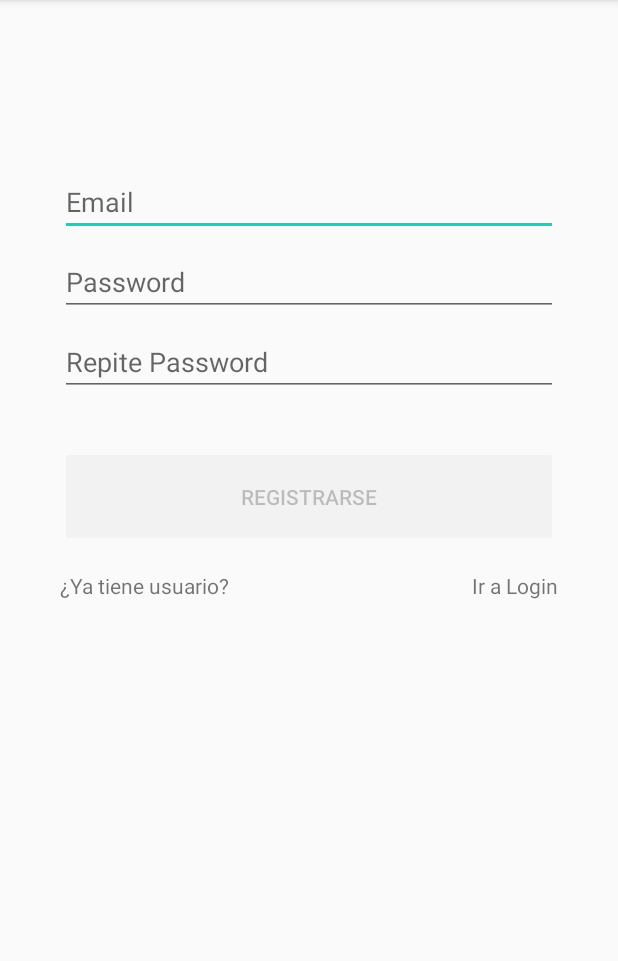
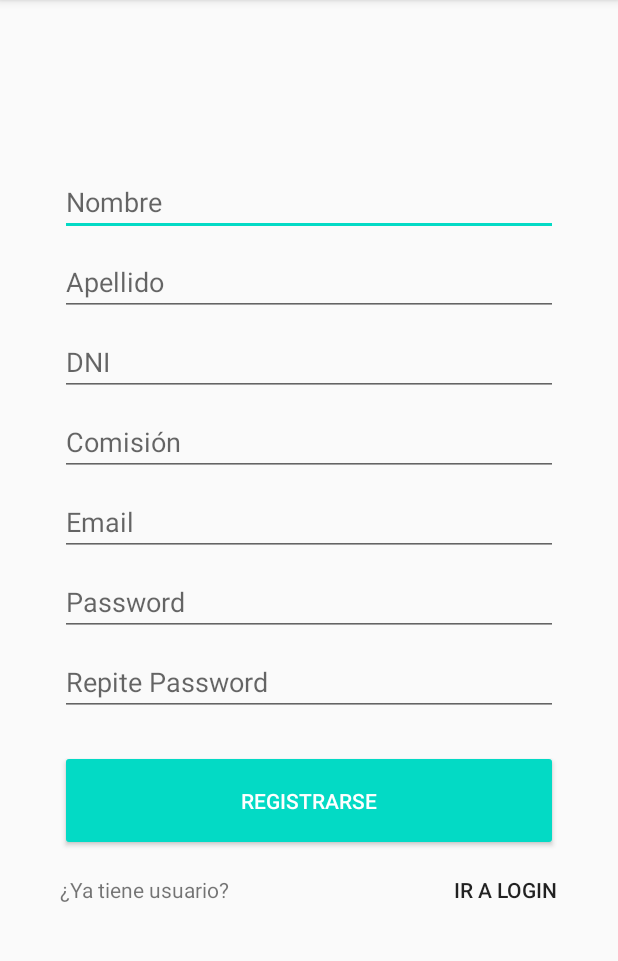
Before and after one commit to mcabre94/ea2-soa, an Android app: the RegisterActivity screen opened directly, with no data from a screen before it, on a phone screen of 412 x 824 dp, the part 84-1045 px from its top. Run offline under Robolectric (Android 15) with nearby library versions, the phone set to English and light mode, and no system bars.

Commit message:
changelog registro
se avanzo con la pantalla de registro

```diff
--- a/app/build.gradle
+++ b/app/build.gradle
@@ -31,7 +31,12 @@ dependencies {
     implementation 'androidx.annotation:annotation:1.1.0'
     implementation 'androidx.constraintlayout:constraintlayout:1.1.3'
     implementation 'androidx.lifecycle:lifecycle-extensions:2.0.0'
+    implementation 'com.android.volley:volley:1.1.1'
     testImplementation 'junit:junit:4.12'
     androidTestImplementation 'androidx.test.ext:junit:1.1.1'
     androidTestImplementation 'androidx.test.espresso:espresso-core:3.2.0'
+
+    // https://mvnrepository.com/artifact/javax.mail/mail
+    implementation group: 'javax.mail', name: 'mail', version: '1.4.1'
+
 }
--- a/app/src/main/AndroidManifest.xml
+++ b/app/src/main/AndroidManifest.xml
@@ -8,7 +8,10 @@
         android:label="@string/app_name"
         android:roundIcon="@mipmap/ic_launcher_round"
         android:supportsRtl="true"
-        android:theme="@style/AppTheme">
+        android:theme="@style/AppTheme"
+        android:usesCleartextTraffic="true">
+
+
         <activity android:name=".RegisterActivity"></activity>
         <activity android:name=".MainActivity"></activity>
         <activity
@@ -22,4 +25,5 @@
         </activity>
     </application>
 
+    <uses-permission android:name="android.permission.INTERNET" />
 </manifest>
--- a/app/src/main/res/layout/activity_login.xml
+++ b/app/src/main/res/layout/activity_login.xml
@@ -114,6 +114,7 @@
         android:layout_marginEnd="24dp"
         android:layout_marginRight="24dp"
         android:text="Registrarse"
+        android:textAppearance="@style/TextAppearance.AppCompat.Button"
         app:layout_constraintEnd_toEndOf="parent"
         app:layout_constraintTop_toBottomOf="@+id/login"
         android:onClick="goToRegisterActivity"
--- a/app/src/main/res/layout/activity_register.xml
+++ b/app/src/main/res/layout/activity_register.xml
@@ -13,11 +13,71 @@
     tools:context=".RegisterActivity">
 
     <EditText
+        android:id="@+id/nombre"
+        android:layout_width="0dp"
+        android:layout_height="wrap_content"
+        android:layout_marginStart="24dp"
+        android:layout_marginTop="96dp"
+        android:layout_marginEnd="24dp"
+
+        android:hint="@string/prompt_nombre"
+        android:inputType="text"
+        android:selectAllOnFocus="true"
+        app:layout_constraintEnd_toEndOf="parent"
+        app:layout_constraintStart_toStartOf="parent"
+        app:layout_constraintTop_toTopOf="parent" />
+
+    <EditText
+        android:id="@+id/apellido"
+        android:layout_width="0dp"
+        android:layout_height="wrap_content"
+        android:layout_marginStart="24dp"
+        android:layout_marginTop="8dp"
+        android:layout_marginEnd="24dp"
+
+        android:hint="@string/prompt_apellido"
+        android:inputType="text"
+        android:selectAllOnFocus="true"
+        app:layout_constraintEnd_toEndOf="parent"
+        app:layout_constraintStart_toStartOf="parent"
+        app:layout_constraintTop_toBottomOf="@+id/nombre" />
+
+    <EditText
+        android:id="@+id/dni"
+        android:layout_width="0dp"
+        android:layout_height="wrap_content"
+        android:layout_marginStart="24dp"
+        android:layout_marginTop="8dp"
+        android:layout_marginEnd="24dp"
+
+        android:hint="@string/prompt_dni"
+        android:inputType="number"
+        android:selectAllOnFocus="true"
+        app:layout_constraintEnd_toEndOf="parent"
+        app:layout_constraintStart_toStartOf="parent"
+        app:layout_constraintTop_toBottomOf="@+id/apellido" />
+
+    <EditText
+        android:id="@+id/comision"
+        android:layout_width="0dp"
+        android:layout_height="wrap_content"
+        android:layout_marginStart="24dp"
+        android:layout_marginTop="8dp"
+        android:layout_marginEnd="24dp"
+
+        android:hint="@string/prompt_comision"
+        android:inputType="number"
+        android:selectAllOnFocus="true"
+        app:layout_constraintEnd_toEndOf="parent"
+        app:layout_constraintStart_toStartOf="parent"
+        app:layout_constraintTop_toBottomOf="@+id/dni" />
+
+    <EditText
         android:id="@+id/username"
         android:layout_width="0dp"
         android:layout_height="wrap_content"
         android:layout_marginStart="24dp"
-        android:layout_marginTop="96dp"
+        android:layout_marginTop="8dp"
         android:layout_marginEnd="24dp"
 
         android:hint="@string/prompt_email"
@@ -25,7 +85,7 @@
         android:selectAllOnFocus="true"
         app:layout_constraintEnd_toEndOf="parent"
         app:layout_constraintStart_toStartOf="parent"
-        app:layout_constraintTop_toTopOf="parent" />
+        app:layout_constraintTop_toBottomOf="@+id/comision" />
 
     <EditText
         android:id="@+id/password"
@@ -62,7 +122,7 @@
         app:layout_constraintTop_toBottomOf="@+id/password" />
 
     <Button
-        android:id="@+id/login"
+        android:id="@+id/register"
         style="@style/Widget.AppCompat.Button.Colored"
         android:layout_width="0dp"
         android:layout_height="67dp"
@@ -73,8 +133,9 @@
         android:layout_marginEnd="24dp"
         android:layout_marginRight="24dp"
         android:layout_marginBottom="64dp"
-        android:enabled="false"
+        android:enabled="true"
         android:text="@string/action_registrarse"
+        android:onClick="register"
         app:layout_constraintBottom_toBottomOf="parent"
         app:layout_constraintEnd_toEndOf="parent"
         app:layout_constraintStart_toStartOf="parent"
@@ -121,7 +182,7 @@
         android:layout_marginTop="16dp"
         android:text="¿Ya tiene usuario?"
         app:layout_constraintStart_toStartOf="parent"
-        app:layout_constraintTop_toBottomOf="@+id/login" />
+        app:layout_constraintTop_toBottomOf="@+id/register" />
 
     <TextView
         android:id="@+id/textView3"
@@ -130,10 +191,11 @@
         android:layout_marginTop="16dp"
         android:layout_marginEnd="24dp"
         android:layout_marginRight="24dp"
+        android:clickable="true"
+        android:onClick="goBackToLoginActivity"
         android:text="Ir a Login"
+        android:textAppearance="@style/TextAppearance.AppCompat.Button"
         app:layout_constraintEnd_toEndOf="parent"
-        app:layout_constraintTop_toBottomOf="@+id/login"
-        android:onClick="goBackToLoginActivity"
-        android:clickable="true"/>
+        app:layout_constraintTop_toBottomOf="@+id/register" />
 
 </androidx.constraintlayout.widget.ConstraintLayout>
--- a/app/src/main/res/values/strings.xml
+++ b/app/src/main/res/values/strings.xml
@@ -11,4 +11,8 @@
     <string name="invalid_username">Not a valid username</string>
     <string name="invalid_password">Password must be >5 characters</string>
     <string name="login_failed">"Login failed"</string>
+    <string name="prompt_comision" >Comisión</string>
+    <string name="prompt_nombre" >Nombre</string>
+    <string name="prompt_apellido" >Apellido</string>
+    <string name="prompt_dni" >DNI</string>
 </resources>
```
Also changed, not shown: app/src/main/java/com/example/ea2soa/MainActivity.java (+4 -4 lines), app/src/main/java/com/example/ea2soa/RegisterActivity.java (+87 -0 lines), app/src/main/java/com/example/ea2soa/data/LoginDataSource.java (+10 -6 lines), app/src/main/java/com/example/ea2soa/data/LoginRepository.java (+7 -7 lines), app/src/main/java/com/example/ea2soa/data/RegisterRequest.java (added, +20 -0 lines), app/src/main/java/com/example/ea2soa/data/RegisterService.java (added, +80 -0 lines), app/src/main/java/com/example/ea2soa/data/SoaApiDataSource.java (+10 -6 lines), app/src/main/java/com/example/ea2soa/data/model/LoggedInUser.java (deleted, +0 -23 lines), app/src/main/java/com/example/ea2soa/data/model/User.java (added, +135 -0 lines), app/src/main/java/com/example/ea2soa/ui/login/LoginViewModel.java (+4 -4 lines), build.gradle (line endings or trailing spaces).
